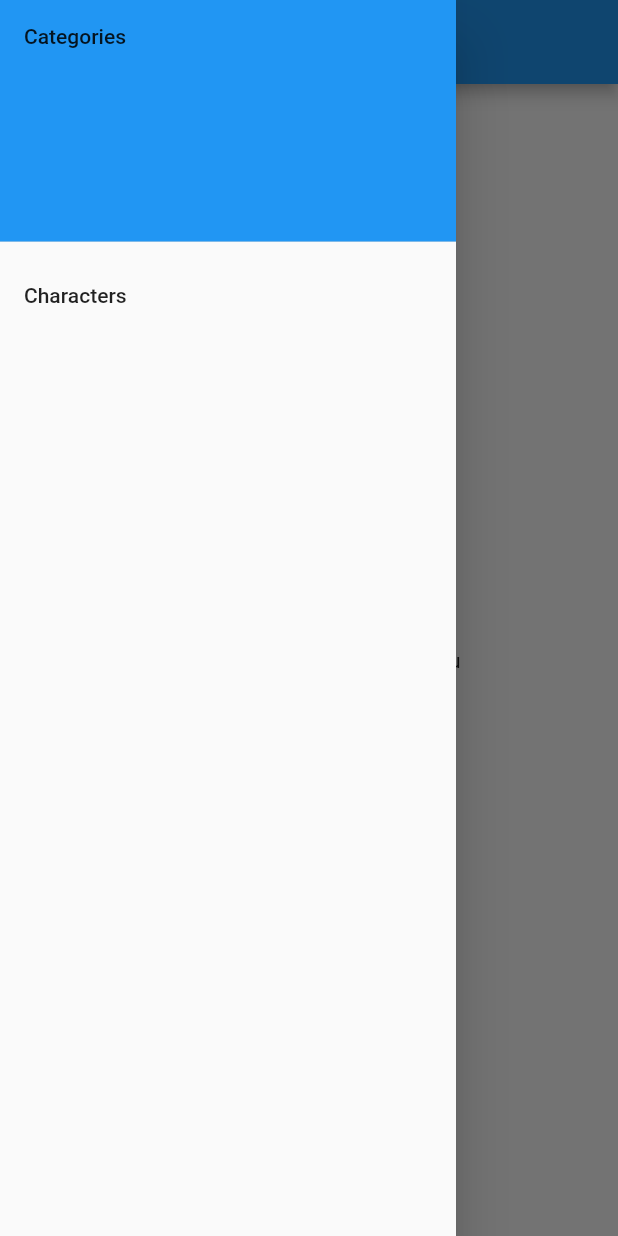
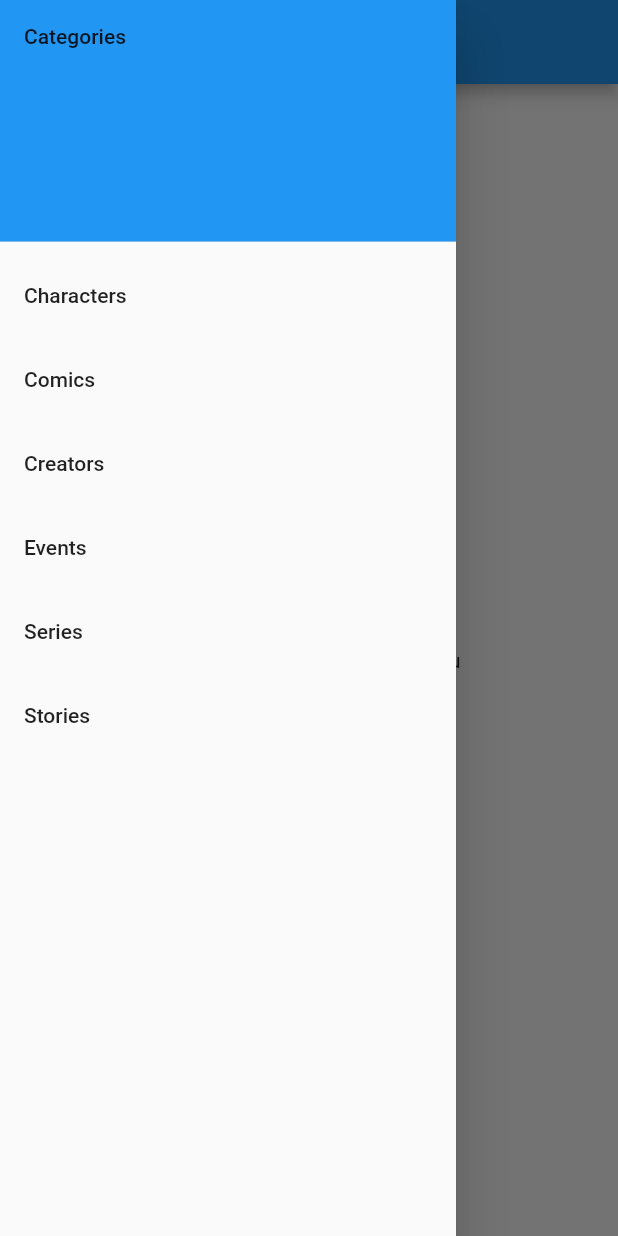
Before and after one commit to Luarsami/marvelAppFlutter, a Flutter app: the screen it shows after launch, with the side drawer open, on a phone screen of 412 x 824 dp. Run offline on Flutter 3.47's test engine with Material 2 defaults, Android fonts, the phone set to English and light mode, and no system bars; our stand-ins replace flutter_bloc, flutter_dotenv.

Commit message:
presentation categories

```diff
--- a/lib/data/models/comic_model.dart
+++ b/lib/data/models/comic_model.dart
@@ -12,7 +12,7 @@ class ComicModel {
 
   factory ComicModel.fromJson(Map<String, dynamic> json) {
     return ComicModel(
-      id: json['id'],
+      id: json['digitalId'],
       title: json['title'],
       description: json['description'],
       thumbnailUrl:
--- a/lib/main.dart
+++ b/lib/main.dart
@@ -1,5 +1,7 @@
 import 'package:flutter/material.dart';
+import 'package:flutter_bloc/flutter_bloc.dart';
 import 'package:flutter_dotenv/flutter_dotenv.dart';
+import 'package:marvel/presentation/home/blocs/home_bloc.dart';
 import 'package:marvel/presentation/home/screens/home_screen.dart';
 
 Future<void> main() async {
@@ -10,9 +12,12 @@ Future<void> main() async {
 class MyApp extends StatelessWidget {
   @override
   Widget build(BuildContext context) {
-    return MaterialApp(
-      title: 'Marvel App',
-      home: HomeScreen(),
+    return BlocProvider(
+      create: (context) => HomeBloc(),
+      child: MaterialApp(
+        title: 'My App',
+        home: HomeScreen(),
+      ),
     );
   }
 }
--- a/lib/presentation/comics/widgets/comic_list_item.dart
+++ b/lib/presentation/comics/widgets/comic_list_item.dart
@@ -12,7 +12,6 @@ class ComicListItem extends StatelessWidget {
     return ListTile(
       leading: Image.network(comic.thumbnailUrl),
       title: Text(comic.title),
-      subtitle: Text(comic.description),
       onTap: () {
         Navigator.push(
           context,
--- a/lib/presentation/events/widgets/event_list_item.dart
+++ b/lib/presentation/events/widgets/event_list_item.dart
@@ -12,7 +12,6 @@ class EventListItem extends StatelessWidget {
     return ListTile(
       leading: Image.network(event.thumbnailUrl),
       title: Text(event.title),
-      subtitle: Text(event.description),
       onTap: () {
         Navigator.push(
           context,
--- /dev/null
+++ b/lib/presentation/home/blocs/home_bloc.dart
@@ -0,0 +1,22 @@
+import 'package:flutter_bloc/flutter_bloc.dart';
+
+enum Category {
+  characters,
+  comics,
+  creators,
+  events,
+}
+
+class HomeState {
+  final Category selectedCategory;
+
+  HomeState(this.selectedCategory);
+}
+
+class HomeBloc extends Cubit<HomeState> {
+  HomeBloc() : super(HomeState(Category.characters));
+
+  void selectCategory(Category category) {
+    emit(HomeState(category));
+  }
+}
--- a/lib/presentation/home/widgets/categories_list.dart
+++ b/lib/presentation/home/widgets/categories_list.dart
@@ -1,9 +1,19 @@
 import 'package:flutter/material.dart';
+import 'package:flutter_bloc/flutter_bloc.dart';
 import 'package:marvel/presentation/characters/screens/character_list_screen.dart';
+import 'package:marvel/presentation/comics/screens/comic_list_screen.dart';
+import 'package:marvel/presentation/creators/screens/creator_list_screen.dart';
+import 'package:marvel/presentation/home/blocs/home_bloc.dart';
+import 'package:marvel/presentation/home/widgets/category_list_item.dart';
+import 'package:marvel/presentation/events/screens/event_list_screen.dart';
+import 'package:marvel/presentation/series/screens/serie_list_screen.dart';
+import 'package:marvel/presentation/stories/screens/story_list_screen.dart';
 
 class CategoriesList extends StatelessWidget {
   @override
   Widget build(BuildContext context) {
+    final homeBloc = BlocProvider.of<HomeBloc>(context);
+
     return Drawer(
       child: ListView(
         padding: EdgeInsets.zero,
@@ -12,18 +22,58 @@ class CategoriesList extends StatelessWidget {
             decoration: BoxDecoration(color: Colors.blue),
             child: Text('Categories'),
           ),
-          ListTile(
-            title: Text('Characters'),
-            onTap: () {
-              Navigator.pop(context);
-              Navigator.push(
-                context,
-                MaterialPageRoute(
-                  builder: (context) => CharacterListScreen(),
-                ),
-              );
-            },
-          ),
+          CategoryListItem(
+              title: 'Characters',
+              // isVisible: isCharactersVisible,
+              onTap: () {
+                Navigator.pop(context);
+                Navigator.push(
+                    context,
+                    MaterialPageRoute(
+                        builder: (context) => CharacterListScreen()));
+              }),
+          CategoryListItem(
+              title: 'Comics',
+              // isVisible: isComicsVisible,
+              onTap: () {
+                Navigator.pop(context);
+                Navigator.push(context,
+                    MaterialPageRoute(builder: (context) => ComicListScreen()));
+              }),
+          CategoryListItem(
+              title: 'Creators',
+              // isVisible: isComicsVisible,
+              onTap: () {
+                Navigator.pop(context);
+                Navigator.push(
+                    context,
+                    MaterialPageRoute(
+                        builder: (context) => CreatorListScreen()));
+              }),
+          CategoryListItem(
+              title: 'Events',
+              // isVisible: isComicsVisible,
+              onTap: () {
+                Navigator.pop(context);
+                Navigator.push(context,
+                    MaterialPageRoute(builder: (context) => EventListScreen()));
+              }),
+          CategoryListItem(
+              title: 'Series',
+              // isVisible: isComicsVisible,
+              onTap: () {
+                Navigator.pop(context);
+                Navigator.push(context,
+                    MaterialPageRoute(builder: (context) => SerieListScreen()));
+              }),
+          CategoryListItem(
+              title: 'Stories',
+              // isVisible: isComicsVisible,
+              onTap: () {
+                Navigator.pop(context);
+                Navigator.push(context,
+                    MaterialPageRoute(builder: (context) => StoryListScreen()));
+              }),
         ],
       ),
     );
--- /dev/null
+++ b/lib/presentation/home/widgets/category_list_item.dart
@@ -0,0 +1,25 @@
+import 'package:flutter/material.dart';
+
+class CategoryListItem extends StatelessWidget {
+  final String title;
+  final VoidCallback onTap;
+  final bool isVisible;
+
+  CategoryListItem({
+    required this.title,
+    required this.onTap,
+    this.isVisible = true,
+  });
+
+  @override
+  Widget build(BuildContext context) {
+    if (!isVisible) {
+      return SizedBox.shrink();
+    }
+
+    return ListTile(
+      title: Text(title),
+      onTap: onTap,
+    );
+  }
+}
--- a/lib/presentation/series/widgets/serie_list_item.dart
+++ b/lib/presentation/series/widgets/serie_list_item.dart
@@ -12,7 +12,6 @@ class SerieListItem extends StatelessWidget {
     return ListTile(
       leading: Image.network(serie.thumbnailUrl),
       title: Text(serie.title),
-      subtitle: Text(serie.description),
       onTap: () {
         Navigator.push(
           context,
```
Also changed, not shown: lib/presentation/characters/widgets/character_list_item.dart (+2 -6 lines), lib/presentation/stories/widgets/story_list_item.dart (+0 -1 lines).
